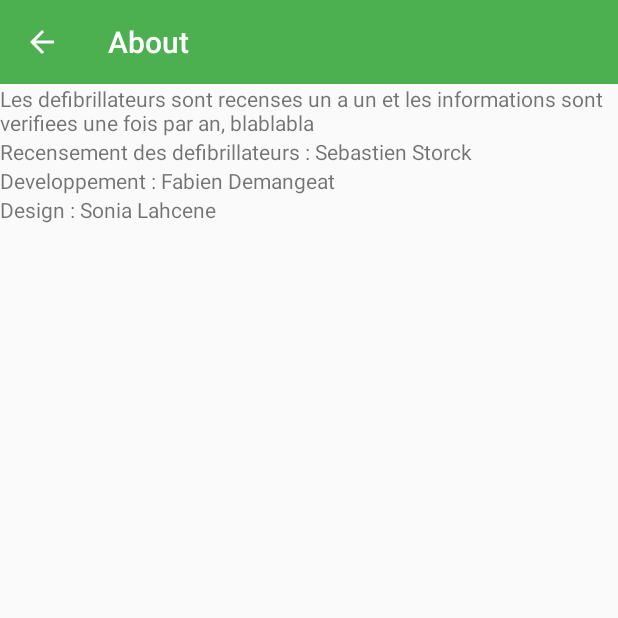
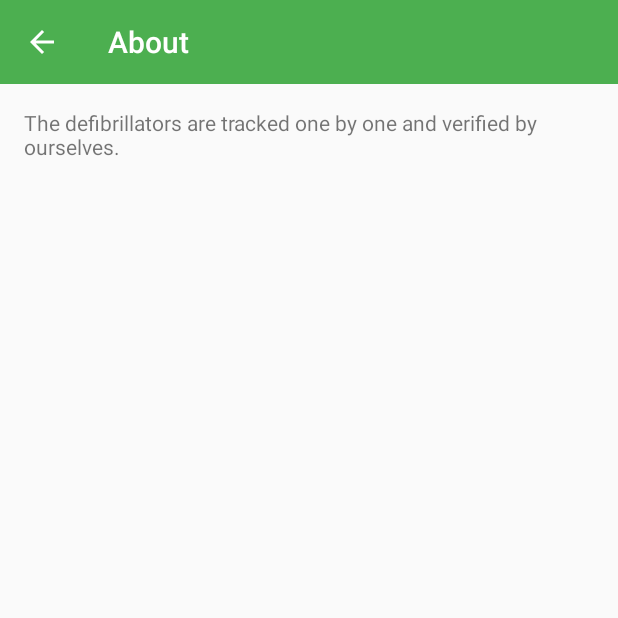
Before and after one commit to fabiendem/dae, an Android app: the AboutFragment screen opened directly, with no data from a screen before it, on a phone screen of 412 x 824 dp, the top half of it. Run offline under Robolectric (Android 15) with nearby library versions, the phone set to English and light mode, and no system bars.

Commit message:
Use strings.xml for English and French

```diff
--- a/app/src/main/java/com/fabiendem/defib68/fragments/MapFragment.java
+++ b/app/src/main/java/com/fabiendem/defib68/fragments/MapFragment.java
@@ -514,13 +514,13 @@ public class MapFragment extends Fragment
 
     private void onReallyNewCurrentLocation() {
         if(! HautRhinUtils.isLocationInHautRhin(mCurrentLocation)) {
-            showErrorMessage("Il semblerait que vous soyez hors du Haut-Rhin, pas de défibrillateur recensé à proximité");
+            showErrorMessage(getString(R.string.error_not_in_68));
         }
         drawCircleWalkingPerimeter();
     }
 
     private void onLocationUnknown() {
-        showErrorMessage("Votre localisation est inconnue");
+        showErrorMessage(getString(R.string.error_unknown_location));
     }
 
     @Override
@@ -546,7 +546,7 @@ public class MapFragment extends Fragment
 
         Intent intentWalkingDirections = MapUtils.getIntentGoogleMap(item.getPosition());
         // Create intent to show chooser
-        Intent chooserMapApplication = Intent.createChooser(intentWalkingDirections, "Display walking directions via:");
+        Intent chooserMapApplication = Intent.createChooser(intentWalkingDirections, getString(R.string.walking_direction_title));
 
         // Verify the intent will resolve to at least one activity
         if (intentWalkingDirections.resolveActivity(getActivity().getPackageManager()) != null) {
--- a/app/src/main/res/layout/activity_main.xml
+++ b/app/src/main/res/layout/activity_main.xml
@@ -25,7 +25,7 @@
             android:layout_height="48dp"
             android:layout_marginTop="@dimen/topMarginBtnDrawer"
             android:layout_marginLeft="-6dp"
-            android:contentDescription="Menu"
+            android:contentDescription="@string/drawer_toggle_description"
             style="@style/DrawerToggle"
             />
     </FrameLayout>
--- a/app/src/main/res/layout/fragment_about.xml
+++ b/app/src/main/res/layout/fragment_about.xml
@@ -1,26 +1,13 @@
 <?xml version="1.0" encoding="utf-8"?>
 <LinearLayout xmlns:android="http://schemas.android.com/apk/res/android"
-    android:orientation="vertical" android:layout_width="match_parent"
-    android:layout_height="match_parent">
+    android:orientation="vertical"
+    android:layout_width="match_parent"
+    android:layout_height="match_parent"
+    android:padding="16dp">
 
     <TextView
         android:layout_width="wrap_content"
         android:layout_height="wrap_content"
-        android:text="Les defibrillateurs sont recenses un a un et les informations sont verifiees une fois par an, blablabla"/>
-
-    <TextView
-        android:layout_width="wrap_content"
-        android:layout_height="wrap_content"
-        android:text="Recensement des defibrillateurs : Sebastien Storck"/>
-
-    <TextView
-        android:layout_width="wrap_content"
-        android:layout_height="wrap_content"
-        android:text="Developpement : Fabien Demangeat"/>
-
-    <TextView
-        android:layout_width="wrap_content"
-        android:layout_height="wrap_content"
-        android:text="Design : Sonia Lahcene"/>
+        android:text="@string/about_details"/>
 
 </LinearLayout>
--- a/app/src/main/res/layout/info_window_content_defibrillator.xml
+++ b/app/src/main/res/layout/info_window_content_defibrillator.xml
@@ -1,6 +1,7 @@
 <?xml version="1.0" encoding="utf-8"?>
 <LinearLayout xmlns:android="http://schemas.android.com/apk/res/android"
-    android:orientation="vertical" android:layout_width="match_parent"
+    android:orientation="vertical"
+    android:layout_width="match_parent"
     android:layout_height="match_parent">
     <TextView
         android:id="@+id/txt_description"
```
Also changed, not shown: app/src/main/res/layout/drawer_content.xml (+4 -4 lines), app/src/main/res/values/strings.xml (+18 -1 lines), 1 other file.
